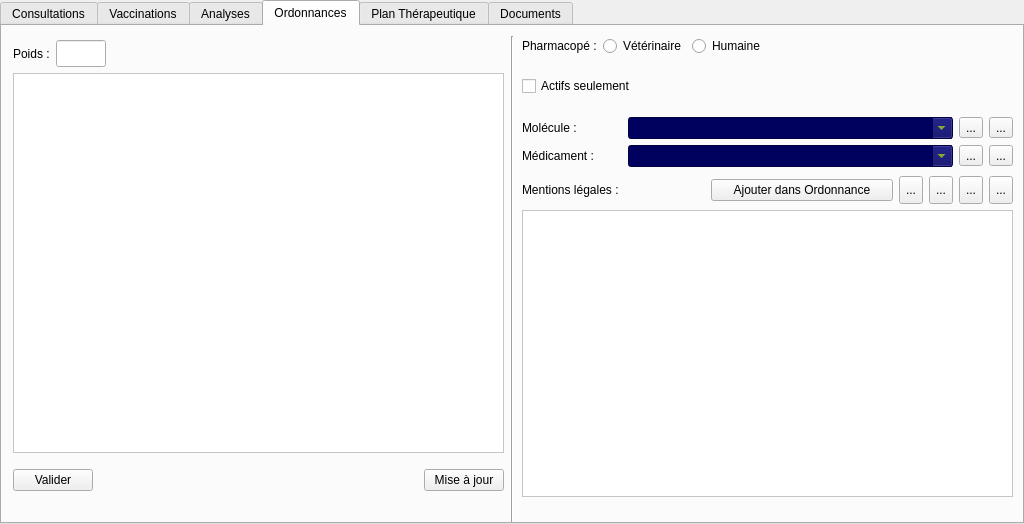
First picture: the form in VetGUI/Form_medical.ui, repository FrancoisBagaini/OpenVet0.2, before the edit.
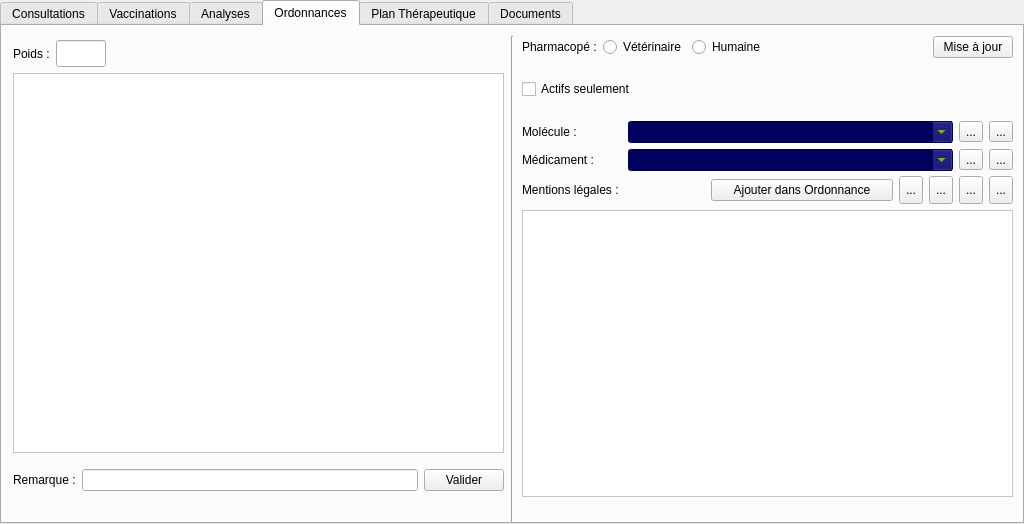
Second picture: the form after the edit. The open tabs and pages were chosen to show the change. Icons and pictures are not drawn. Custom widgets are drawn as their Qt base class.

Patch:
```diff
--- a/VetGUI/Form_medical.ui
+++ b/VetGUI/Form_medical.ui
@@ -1648,6 +1648,20 @@
        <property name="bottomMargin">
         <number>10</number>
        </property>
+       <item>
+        <widget class="QLabel" name="label_10">
+         <property name="text">
+          <string>Remarque :</string>
+         </property>
+        </widget>
+       </item>
+       <item>
+        <widget class="QLineEdit" name="lineEdit_Remarque">
+         <property name="maxLength">
+          <number>200</number>
+         </property>
+        </widget>
+       </item>
        <item>
         <widget class="QPushButton" name="pushButton_ValidOrdonnance">
          <property name="toolTip">
@@ -1658,29 +1672,6 @@
          </property>
         </widget>
        </item>
-       <item>
-        <spacer name="horizontalSpacer_4">
-         <property name="orientation">
-          <enum>Qt::Horizontal</enum>
-         </property>
-         <property name="sizeHint" stdset="0">
-          <size>
-           <width>40</width>
-           <height>20</height>
-          </size>
-         </property>
-        </spacer>
-       </item>
-       <item>
-        <widget class="QPushButton" name="pushButton_majDM">
-         <property name="toolTip">
-          <string>Mise à jour de la base des médicaments</string>
-         </property>
-         <property name="text">
-          <string>Mise à jour</string>
-         </property>
-        </widget>
-       </item>
       </layout>
      </item>
     </layout>
@@ -1691,7 +1682,7 @@
       <x>520</x>
       <y>10</y>
       <width>491</width>
-      <height>131</height>
+      <height>135</height>
      </rect>
     </property>
     <layout class="QVBoxLayout" name="verticalLayout_8">
@@ -1731,6 +1722,16 @@
          </property>
         </spacer>
        </item>
+       <item>
+        <widget class="QPushButton" name="pushButton_majDM">
+         <property name="toolTip">
+          <string>Mise à jour de la base des médicaments</string>
+         </property>
+         <property name="text">
+          <string>Mise à jour</string>
+         </property>
+        </widget>
+       </item>
       </layout>
      </item>
      <item>
```
Left out of the diff: 2 changed lines with no effect on the pictures.
